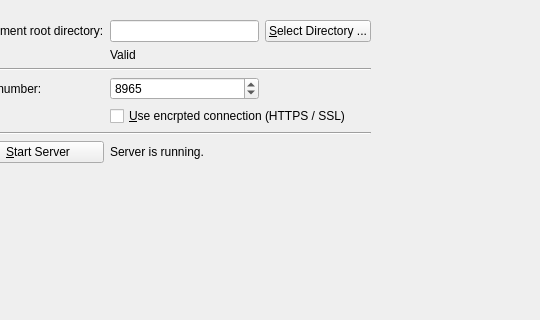
The window that src/options/options.ui (albar965/littlenavmap) describes before a commit, drawn with Qt 5; both pictures show x 245 to 785 and y 0 to 320 of the 785 by 565 pixel window.
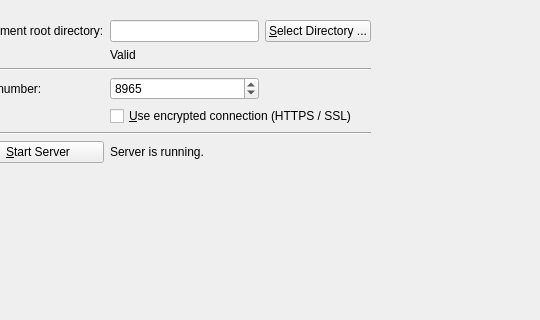
The same window after the commit. The open tabs and pages were chosen to show the change.

```diff
--- a/src/options/options.ui
+++ b/src/options/options.ui
@@ -4629,7 +4629,7 @@
 </string>
           </property>
           <property name="text">
-           <string>&amp;Use encrpted connection (HTTPS / SSL)</string>
+           <string>&amp;Use encrypted connection (HTTPS / SSL)</string>
           </property>
          </widget>
         </item>
```
